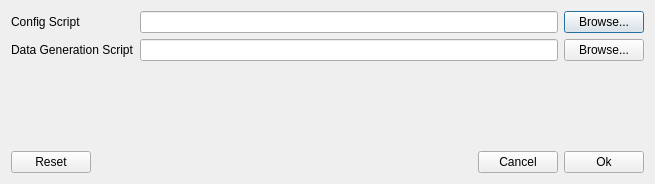
This is vesseleditor/scriptselectionform.ui in frabas/DISPLACE_GUI as Qt 5 draws it before an edit. The edited form follows.
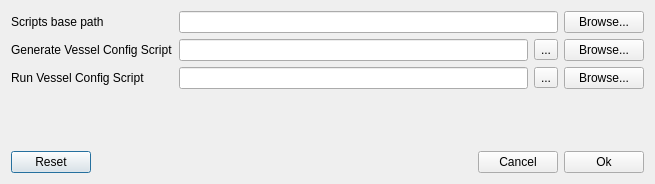
This is the edited form. Icons and pictures are not drawn.

Commit message: Fix to Vessel Editor Path management

What changed in the file:
```diff
--- a/vesseleditor/scriptselectionform.ui
+++ b/vesseleditor/scriptselectionform.ui
@@ -14,41 +14,7 @@
    <string>R Scrips Selection</string>
   </property>
   <layout class="QGridLayout" name="gridLayout">
-   <item row="0" column="2">
-    <widget class="QPushButton" name="browseConfig">
-     <property name="text">
-      <string>Browse...</string>
-     </property>
-    </widget>
-   </item>
-   <item row="1" column="0">
-    <widget class="QLabel" name="label_2">
-     <property name="text">
-      <string>Data Generation Script</string>
-     </property>
-    </widget>
-   </item>
-   <item row="0" column="1">
-    <widget class="QLineEdit" name="configPath"/>
-   </item>
-   <item row="1" column="2">
-    <widget class="QPushButton" name="browseRun">
-     <property name="text">
-      <string>Browse...</string>
-     </property>
-    </widget>
-   </item>
-   <item row="1" column="1">
-    <widget class="QLineEdit" name="runPath"/>
-   </item>
-   <item row="0" column="0">
-    <widget class="QLabel" name="label">
-     <property name="text">
-      <string>Config Script</string>
-     </property>
-    </widget>
-   </item>
-   <item row="3" column="0" colspan="3">
+   <item row="4" column="0" colspan="4">
     <layout class="QHBoxLayout" name="horizontalLayout">
      <item>
       <widget class="QPushButton" name="reset">
@@ -86,7 +52,7 @@
      </item>
     </layout>
    </item>
-   <item row="2" column="1">
+   <item row="3" column="1">
     <spacer name="verticalSpacer">
      <property name="orientation">
       <enum>Qt::Vertical</enum>
@@ -99,6 +65,79 @@
      </property>
     </spacer>
    </item>
+   <item row="1" column="3">
+    <widget class="QPushButton" name="browseConfig">
+     <property name="text">
+      <string>Browse...</string>
+     </property>
+    </widget>
+   </item>
+   <item row="2" column="0">
+    <widget class="QLabel" name="label_2">
+     <property name="text">
+      <string>Run Vessel Config Script</string>
+     </property>
+    </widget>
+   </item>
+   <item row="1" column="1">
+    <widget class="QLineEdit" name="configPath"/>
+   </item>
+   <item row="2" column="3">
+    <widget class="QPushButton" name="browseRun">
+     <property name="text">
+      <string>Browse...</string>
+     </property>
+    </widget>
+   </item>
+   <item row="2" column="1">
+    <widget class="QLineEdit" name="runPath"/>
+   </item>
+   <item row="1" column="0">
+    <widget class="QLabel" name="label">
+     <property name="text">
+      <string>Generate Vessel Config Script</string>
+     </property>
+    </widget>
+   </item>
+   <item row="0" column="0">
+    <widget class="QLabel" name="label_3">
+     <property name="text">
+      <string>Scripts base path</string>
+     </property>
+    </widget>
+   </item>
+   <item row="0" column="3">
+    <widget class="QPushButton" name="browseBasePath">
+     <property name="text">
+      <string>Browse...</string>
+     </property>
+    </widget>
+   </item>
+   <item row="2" column="2">
+    <widget class="QToolButton" name="resetRun">
+     <property name="text">
+      <string>...</string>
+     </property>
+     <property name="icon">
+      <iconset resource="../scheduler/resources.qrc">
+       <normaloff>:/resources/icons/remove.png</normaloff>:/resources/icons/remove.png</iconset>
+     </property>
+    </widget>
+   </item>
+   <item row="1" column="2">
+    <widget class="QToolButton" name="resetConfig">
+     <property name="text">
+      <string>...</string>
+     </property>
+     <property name="icon">
+      <iconset resource="../scheduler/resources.qrc">
+       <normaloff>:/resources/icons/remove.png</normaloff>:/resources/icons/remove.png</iconset>
+     </property>
+    </widget>
+   </item>
+   <item row="0" column="1" colspan="2">
+    <widget class="QLineEdit" name="scriptsPath"/>
+   </item>
   </layout>
  </widget>
  <resources/>
```
Left out of the diff: 19 changed lines with no effect on the pictures. The commit also changes 5 other files.
